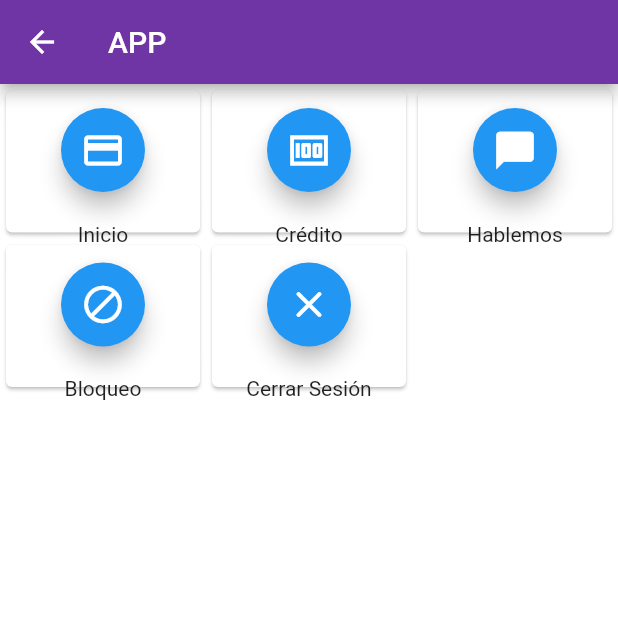
After one commit to Walter135/Flutter4.0, a Flutter app: the IconosScreen screen opened directly, on a phone screen of 412 x 824 dp, the top half of it. The commit adds this screen. Run offline on Flutter 3.47's test engine with Material 2 defaults, Android fonts, the phone set to English and light mode, and no system bars; our stand-ins replace flutter_svg.

Commit message:
cuarto commit

```diff
--- /dev/null
+++ b/lib/Screens/BotonesIconos/iconos_screen.dart
@@ -0,0 +1,119 @@
+import 'package:flutter/material.dart';
+import 'package:flutter_auth/Screens/Block/block_screen.dart';
+import 'package:flutter_auth/Screens/Login/login_screen.dart';
+import 'package:flutter_auth/Screens/Welcome2/welcome2_screen.dart';
+
+class IconosScreen extends StatelessWidget {
+  @override
+  Widget build(BuildContext context) {
+    return Scaffold(
+        appBar: AppBar(
+          title: Text("APP"),
+        ),
+        body: GridView.count(
+          crossAxisCount: 3,
+          childAspectRatio: 4 / 3,
+          children: <Widget>[
+            Opcion(
+              text: 'Inicio',
+              child: FloatingActionButton(
+                heroTag: "opcion1",
+                onPressed: () {
+                  Navigator.push(
+                    context,
+                    MaterialPageRoute(
+                      builder: (context) {
+                        return WelcomeScreen(
+                          post: fetchPost(),
+                        );
+                      },
+                    ),
+                  );
+                },
+                child: Icon(Icons.credit_card, size: 30),
+              ),
+            ),
+            Opcion(
+              text: 'Crédito',
+              child: FloatingActionButton(
+                  heroTag: "opcion2",
+                  onPressed: () {},
+                  child: Icon(Icons.money, size: 30)),
+            ),
+            Opcion(
+              text: 'Hablemos',
+              child: FloatingActionButton(
+                  heroTag: "opcion3",
+                  onPressed: () {},
+                  child: Icon(Icons.chat_bubble, size: 30)),
+            ),
+            Opcion(
+              text: 'Bloqueo',
+              child: FloatingActionButton(
+                  heroTag: "opcion4",
+                  onPressed: () {
+                    Navigator.push(
+                      context,
+                      MaterialPageRoute(
+                        builder: (context) {
+                          return BlockScreen();
+                        },
+                      ),
+                    );
+                  },
+                  child: Icon(Icons.block_rounded, size: 30)),
+            ),
+            Opcion(
+              text: 'Cerrar Sesión',
+              child: FloatingActionButton(
+                heroTag: "opcion5",
+                onPressed: () {
+                  Navigator.push(
+                    context,
+                    MaterialPageRoute(
+                      builder: (context) {
+                        return LoginScreen();
+                      },
+                    ),
+                  );
+                },
+                child: Icon(Icons.close_rounded, size: 30),
+              ),
+            ),
+          ],
+        ));
+  }
+}
+
+class Opcion extends StatelessWidget {
+  final Widget child;
+  final String text;
+
+  const Opcion({
+    Key key,
+    @required this.child,
+    @required this.text,
+  }) : super(key: key);
+
+  @override
+  Widget build(BuildContext context) {
+    return Card(
+      child: Padding(
+        padding: const EdgeInsets.all(12.0),
+        child: Center(
+          child: Column(
+            mainAxisSize: MainAxisSize.min,
+            children: <Widget>[
+              this.child,
+              SizedBox(height: 20),
+              Text(
+                this.text,
+                textAlign: TextAlign.center,
+              ),
+            ],
+          ),
+        ),
+      ),
+    );
+  }
+}
```
Also changed, not shown: lib/Screens/Activate/activate_screen.dart (added, +11 -0 lines), lib/Screens/Activate/components/background.dart (added, +40 -0 lines), lib/Screens/Activate/components/body.dart (added, +133 -0 lines), lib/Screens/Block/block_screen.dart (added, +11 -0 lines), lib/Screens/Block/components/background.dart (added, +40 -0 lines), lib/Screens/Block/components/body.dart (added, +103 -0 lines), lib/Screens/BotonesIconos/components/background.dart (added, +40 -0 lines), lib/Screens/BotonesIconos/components/body.dart (added, +13 -0 lines), lib/Screens/Signup/components/body.dart (+25 -1 lines), lib/Screens/Welcome2/welcome2_screen.dart (+19 -3 lines), lib/components/card_field_container.dart (added, +25 -0 lines), lib/components/rounded_card_field.dart (added, +30 -0 lines), assets/images/activate.jpg (added), assets/images/card.jpg (added), 1 more files, 3 other files.
